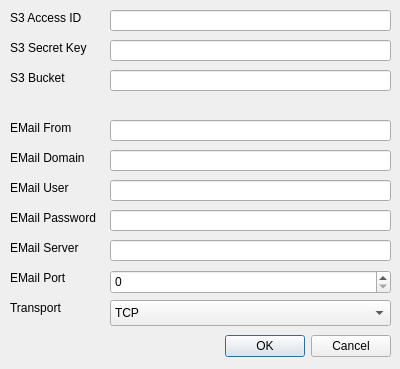
zaphodbe/SantaShip, file dialogcloudsetup.ui: the form before one commit.
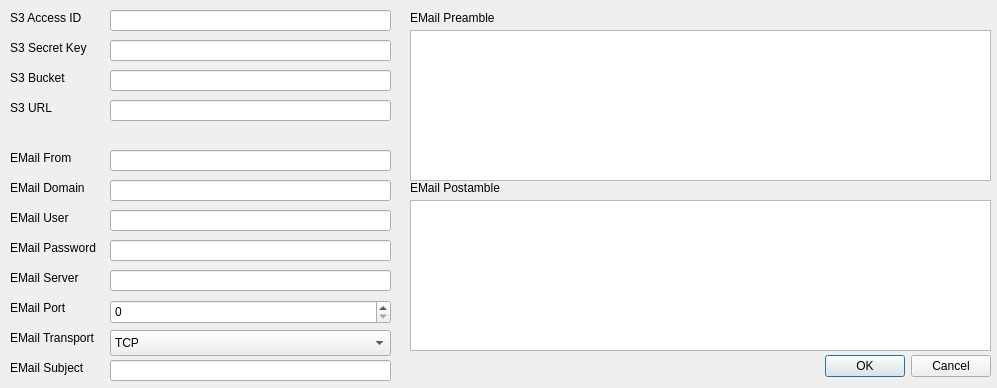
The form after the commit.

Commit message: Added cloudsync status to version line

```diff
--- a/dialogcloudsetup.ui
+++ b/dialogcloudsetup.ui
@@ -6,8 +6,8 @@
    <rect>
     <x>0</x>
     <y>0</y>
-    <width>400</width>
-    <height>369</height>
+    <width>997</width>
+    <height>388</height>
    </rect>
   </property>
   <property name="windowTitle">
@@ -16,8 +16,8 @@
   <widget class="QDialogButtonBox" name="buttonBox">
    <property name="geometry">
     <rect>
-     <x>50</x>
-     <y>330</y>
+     <x>650</x>
+     <y>350</y>
      <width>341</width>
      <height>32</height>
     </rect>
@@ -111,7 +111,7 @@
    <property name="geometry">
     <rect>
      <x>110</x>
-     <y>180</y>
+     <y>210</y>
      <width>281</width>
      <height>21</height>
     </rect>
@@ -124,7 +124,7 @@
    <property name="geometry">
     <rect>
      <x>10</x>
-     <y>180</y>
+     <y>210</y>
      <width>101</width>
      <height>16</height>
     </rect>
@@ -137,7 +137,7 @@
    <property name="geometry">
     <rect>
      <x>110</x>
-     <y>210</y>
+     <y>240</y>
      <width>281</width>
      <height>21</height>
     </rect>
@@ -150,7 +150,7 @@
    <property name="geometry">
     <rect>
      <x>10</x>
-     <y>210</y>
+     <y>240</y>
      <width>101</width>
      <height>16</height>
     </rect>
@@ -163,7 +163,7 @@
    <property name="geometry">
     <rect>
      <x>110</x>
-     <y>240</y>
+     <y>270</y>
      <width>281</width>
      <height>21</height>
     </rect>
@@ -179,7 +179,7 @@
    <property name="geometry">
     <rect>
      <x>10</x>
-     <y>240</y>
+     <y>270</y>
      <width>101</width>
      <height>16</height>
     </rect>
@@ -192,7 +192,7 @@
    <property name="geometry">
     <rect>
      <x>10</x>
-     <y>270</y>
+     <y>300</y>
      <width>101</width>
      <height>16</height>
     </rect>
@@ -205,7 +205,7 @@
    <property name="geometry">
     <rect>
      <x>110</x>
-     <y>270</y>
+     <y>300</y>
      <width>281</width>
      <height>24</height>
     </rect>
@@ -221,7 +221,7 @@
    <property name="geometry">
     <rect>
      <x>110</x>
-     <y>120</y>
+     <y>150</y>
      <width>281</width>
      <height>21</height>
     </rect>
@@ -237,7 +237,7 @@
    <property name="geometry">
     <rect>
      <x>10</x>
-     <y>120</y>
+     <y>150</y>
      <width>101</width>
      <height>16</height>
     </rect>
@@ -250,7 +250,7 @@
    <property name="geometry">
     <rect>
      <x>10</x>
-     <y>150</y>
+     <y>180</y>
      <width>101</width>
      <height>16</height>
     </rect>
@@ -263,7 +263,7 @@
    <property name="geometry">
     <rect>
      <x>110</x>
-     <y>150</y>
+     <y>180</y>
      <width>281</width>
      <height>21</height>
     </rect>
@@ -279,20 +279,20 @@
    <property name="geometry">
     <rect>
      <x>10</x>
-     <y>300</y>
+     <y>330</y>
      <width>101</width>
      <height>16</height>
     </rect>
    </property>
    <property name="text">
-    <string>Transport</string>
+    <string>EMail Transport</string>
    </property>
   </widget>
   <widget class="QComboBox" name="comboBoxTransport">
    <property name="geometry">
     <rect>
      <x>110</x>
-     <y>300</y>
+     <y>330</y>
      <width>281</width>
      <height>26</height>
     </rect>
@@ -313,6 +313,107 @@
     </property>
    </item>
   </widget>
+  <widget class="QLabel" name="label_11">
+   <property name="geometry">
+    <rect>
+     <x>410</x>
+     <y>10</y>
+     <width>141</width>
+     <height>16</height>
+    </rect>
+   </property>
+   <property name="text">
+    <string>EMail Preamble</string>
+   </property>
+  </widget>
+  <widget class="QLabel" name="label_12">
+   <property name="geometry">
+    <rect>
+     <x>410</x>
+     <y>180</y>
+     <width>181</width>
+     <height>16</height>
+    </rect>
+   </property>
+   <property name="text">
+    <string>EMail Postamble</string>
+   </property>
+  </widget>
+  <widget class="QPlainTextEdit" name="plainTextEditPreamble">
+   <property name="geometry">
+    <rect>
+     <x>410</x>
+     <y>30</y>
+     <width>581</width>
+     <height>151</height>
+    </rect>
+   </property>
+  </widget>
+  <widget class="QPlainTextEdit" name="plainTextEditPostamble">
+   <property name="geometry">
+    <rect>
+     <x>410</x>
+     <y>200</y>
+     <width>581</width>
+     <height>151</height>
+    </rect>
+   </property>
+  </widget>
+  <widget class="QLineEdit" name="lineEditS3URL">
+   <property name="geometry">
+    <rect>
+     <x>110</x>
+     <y>100</y>
+     <width>281</width>
+     <height>21</height>
+    </rect>
+   </property>
+   <property name="clearButtonEnabled">
+    <bool>true</bool>
+   </property>
+  </widget>
+  <widget class="QLabel" name="label_13">
+   <property name="geometry">
+    <rect>
+     <x>10</x>
+     <y>100</y>
+     <width>101</width>
+     <height>16</height>
+    </rect>
+   </property>
+   <property name="text">
+    <string>S3 URL</string>
+   </property>
+  </widget>
+  <widget class="QLineEdit" name="lineEditEMailSubject">
+   <property name="geometry">
+    <rect>
+     <x>110</x>
+     <y>360</y>
+     <width>281</width>
+     <height>21</height>
+    </rect>
+   </property>
+   <property name="text">
+    <string/>
+   </property>
+   <property name="clearButtonEnabled">
+    <bool>true</bool>
+   </property>
+  </widget>
+  <widget class="QLabel" name="label_14">
+   <property name="geometry">
+    <rect>
+     <x>10</x>
+     <y>360</y>
+     <width>101</width>
+     <height>16</height>
+    </rect>
+   </property>
+   <property name="text">
+    <string>EMail Subject</string>
+   </property>
+  </widget>
  </widget>
  <tabstops>
   <tabstop>lineEditS3Access</tabstop>
```
Left out of the diff: 9 changed lines with no effect on the pictures. The commit also changes 6 other files.
